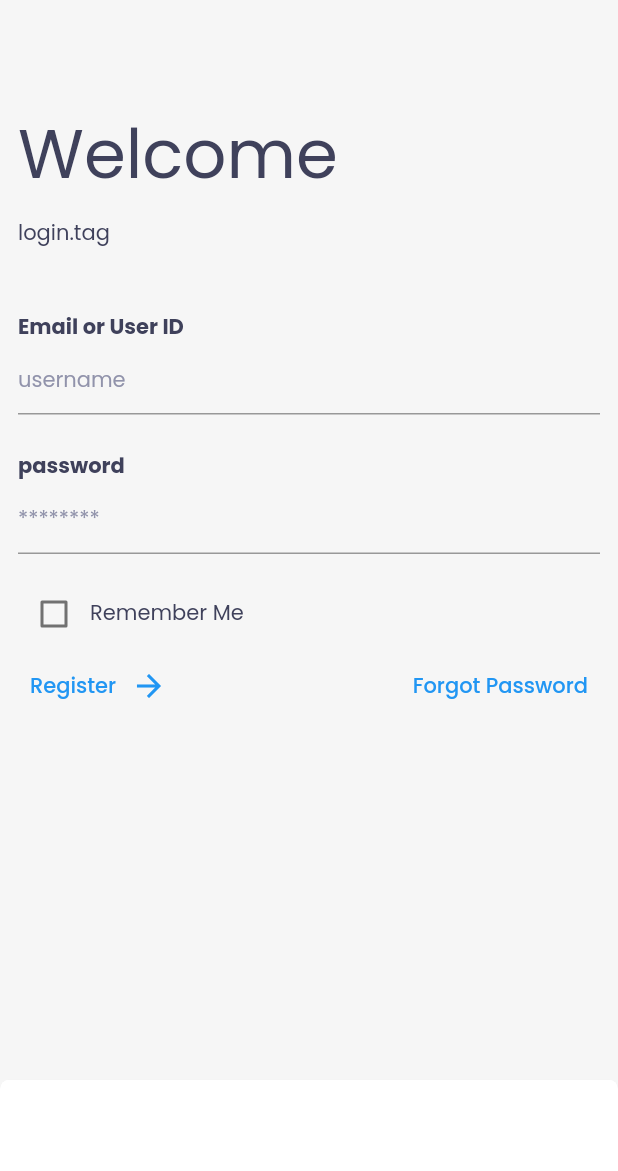
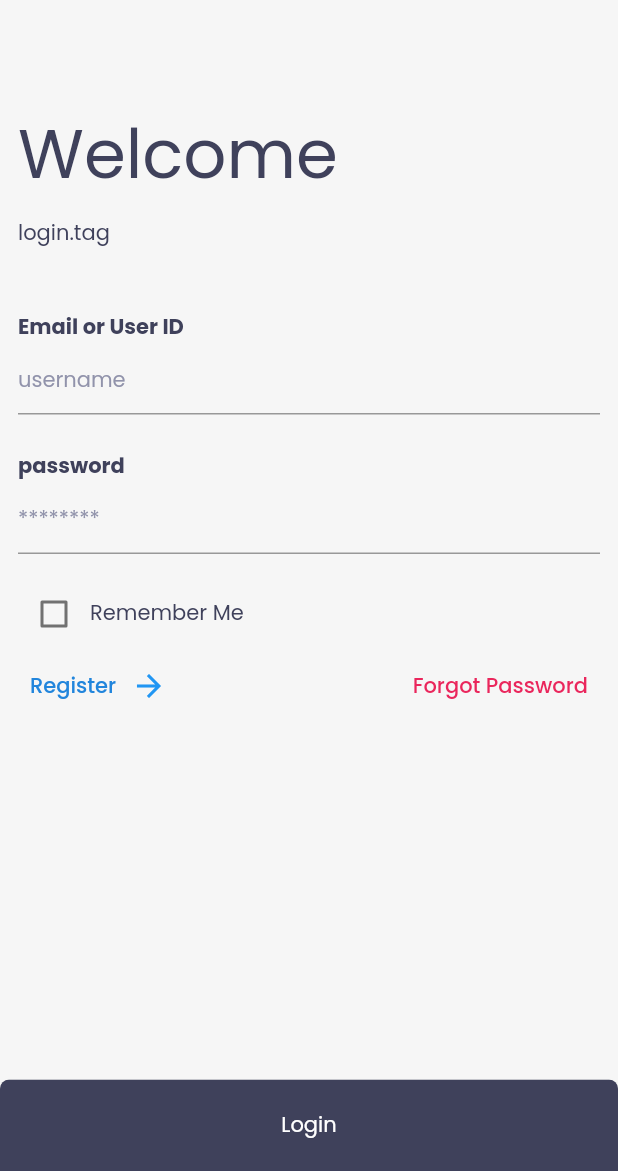
Before and after one commit to Afoudo-Richard/svis-mobile, a Flutter app: the screen it shows after launch, after a tap on "Login", on a phone screen of 412 x 824 dp, the part 65-1236 px from its top. Run offline on Flutter 3.47's test engine with Material 2 defaults, Android fonts, the phone set to English and light mode, and no system bars; our stand-ins replace bloc, easy_localization, equatable, flutter_bloc, formz, parse_server_sdk and 1 more.

Commit message:
complete merging

```diff
--- a/lib/app.dart
+++ b/lib/app.dart
@@ -9,12 +9,8 @@
 import 'package:app/splash/splash.dart';
 import 'package:user_repository/user_repository.dart';
 import 'package:easy_localization/easy_localization.dart';
-import 'commons/colors.dart';
+import 'package:app/commons/colors.dart';
 
-const kAppPrimaryColor = const Color(0xFF3F415B);
-const kAppAccent = const Color(0xFF2185DC);
-const kScaffoldBackground = const Color(0xFFF6F6F6);
-const kDangerColor = const Color(0xFFEA265C);
 const kLabelStyle = const TextStyle(
   fontWeight: FontWeight.w600,
   fontSize: 9,
--- a/lib/login/view/login_page.dart
+++ b/lib/login/view/login_page.dart
@@ -1,4 +1,3 @@
-import 'package:app/app.dart';
 import 'package:authentication_repository/authentication_repository.dart';
 import 'package:flutter/material.dart';
 import 'package:flutter_bloc/flutter_bloc.dart';
--- a/lib/register/view/register_form.dart
+++ b/lib/register/view/register_form.dart
@@ -1,5 +1,6 @@
 import 'package:app/app.dart';
 import 'package:app/authentication/authentication.dart';
+import 'package:app/commons/colors.dart';
 import 'package:authentication_repository/authentication_repository.dart';
 import 'package:flutter/material.dart';
 import 'package:flutter_bloc/flutter_bloc.dart';
--- a/lib/register/view/register_page.dart
+++ b/lib/register/view/register_page.dart
@@ -1,4 +1,4 @@
-import 'package:app/app.dart';
+import 'package:app/commons/colors.dart';
 import 'package:authentication_repository/authentication_repository.dart';
 import 'package:flutter/material.dart';
 import 'package:flutter_bloc/flutter_bloc.dart';
--- a/lib/welcome/view/welcome_page.dart
+++ b/lib/welcome/view/welcome_page.dart
@@ -1,4 +1,3 @@
-import 'package:app/app.dart';
 import 'package:app/authentication/authentication.dart';
 import 'package:app/commons/widgets/intro_view.dart';
 import 'package:flutter/material.dart';
```
